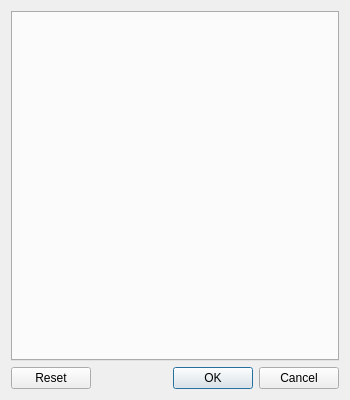
Before: the Qt Designer form src/blackgui/components/coresettingsdialog.ui in swift-project/pilotclient, drawn with Qt 5.
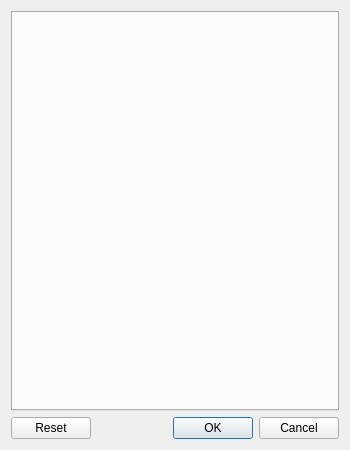
After: the same form once the commit is applied. Custom widgets are drawn as their Qt base class.

Commit message:
Ref T723 [xswiftbus] UI/settings for TCAS enabled and debug mode
* UI checkboxes added
* Qt free settings updated

```diff
--- a/src/blackgui/components/coresettingsdialog.ui
+++ b/src/blackgui/components/coresettingsdialog.ui
@@ -7,13 +7,13 @@
     <x>0</x>
     <y>0</y>
     <width>350</width>
-    <height>400</height>
+    <height>450</height>
    </rect>
   </property>
   <property name="minimumSize">
    <size>
     <width>350</width>
-    <height>400</height>
+    <height>450</height>
    </size>
   </property>
   <property name="windowTitle">
```
The commit also changes 5 other files.
